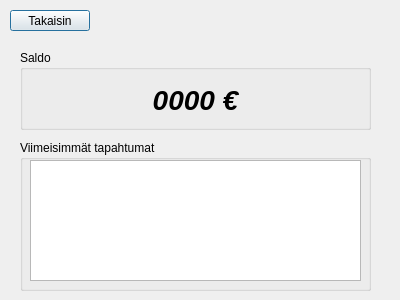
Qt form frontend/balance/balancedialog.ui (JnsRdnp/ATM-Simulator) before a commit.
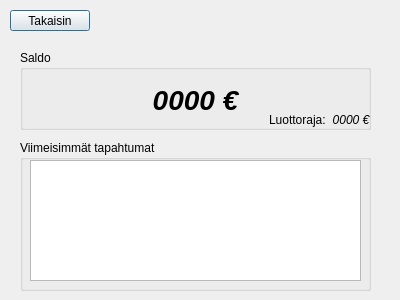
The same form after that commit.

Commit message: account dialog shows creditlimit

Diff of the .ui file:
```diff
--- a/frontend/balance/balancedialog.ui
+++ b/frontend/balance/balancedialog.ui
@@ -62,6 +62,40 @@
      <set>Qt::AlignCenter</set>
     </property>
    </widget>
+   <widget class="QWidget" name="horizontalLayoutWidget">
+    <property name="geometry">
+     <rect>
+      <x>249</x>
+      <y>60</y>
+      <width>101</width>
+      <height>20</height>
+     </rect>
+    </property>
+    <layout class="QHBoxLayout" name="horizontalLayout">
+     <item>
+      <widget class="QLabel" name="label">
+       <property name="text">
+        <string>Luottoraja: </string>
+       </property>
+      </widget>
+     </item>
+     <item>
+      <widget class="QLabel" name="lblCreditlimit">
+       <property name="font">
+        <font>
+         <italic>true</italic>
+        </font>
+       </property>
+       <property name="text">
+        <string>0000 €</string>
+       </property>
+       <property name="alignment">
+        <set>Qt::AlignCenter</set>
+       </property>
+      </widget>
+     </item>
+    </layout>
+   </widget>
   </widget>
   <widget class="QGroupBox" name="groupBox_2">
    <property name="geometry">
```
The commit also changes 4 other files.
